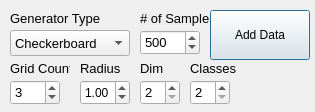
b4silio/MLDemos, file MLDemos/datagenerator.ui: the form before one commit.
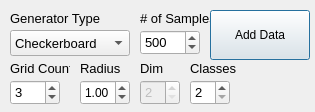
The form after the commit.

Diff of the .ui file:
```diff
--- a/MLDemos/datagenerator.ui
+++ b/MLDemos/datagenerator.ui
@@ -90,6 +90,9 @@
    </property>
   </widget>
   <widget class="QSpinBox" name="dimSpin">
+   <property name="enabled">
+    <bool>false</bool>
+   </property>
    <property name="geometry">
     <rect>
      <x>140</x>
```
Left out of the diff: 8 changed lines with no effect on the pictures.
